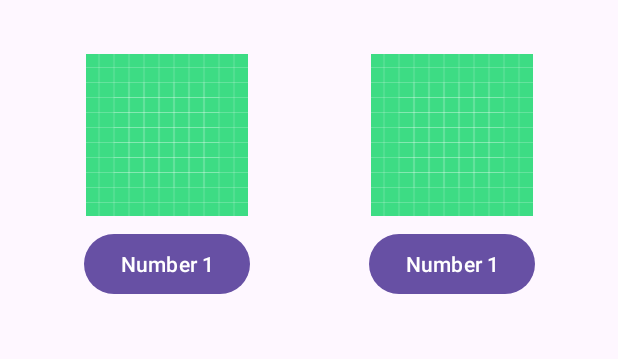
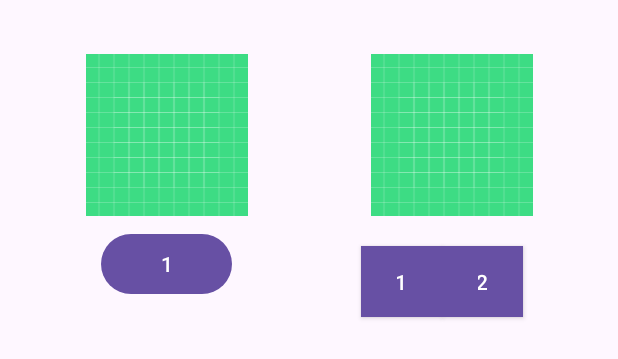
Before and after one commit to Boy-Brahmanda03/LearningApps, an Android app: the layout activity_main.xml on its own in the app's theme, with its tools: preview values and no code run, on a phone screen of 412 x 824 dp. Shown: the top 359 px of the screen. Run offline under Robolectric (Android 15) with nearby library versions, the phone set to English and light mode, and no system bars.

Commit message:
side branch in case need something here

```diff
--- a/app/src/main/AndroidManifest.xml
+++ b/app/src/main/AndroidManifest.xml
@@ -14,7 +14,8 @@
         tools:targetApi="31">
         <activity
             android:name=".ui.MainActivity"
-            android:exported="true">
+            android:exported="true"
+            android:screenOrientation="landscape">
             <intent-filter>
                 <action android:name="android.intent.action.MAIN" />
 
--- a/app/src/main/java/com/example/learningapps/ui/MainViewModel.kt
+++ b/app/src/main/java/com/example/learningapps/ui/MainViewModel.kt
@@ -12,4 +12,8 @@ class MainViewModel: ViewModel() {
     fun getNumber(dataNumber: DataNumber){
         _numberData.value = dataNumber
     }
+
+    fun setNumber(dataNumber: DataNumber){
+
+    }
 }
--- a/app/src/main/res/layout/activity_main.xml
+++ b/app/src/main/res/layout/activity_main.xml
@@ -40,14 +40,30 @@
         app:layout_constraintTop_toBottomOf="@+id/iv_first_number" />
 
     <Button
-        android:id="@+id/btn_number_2"
-        android:layout_width="wrap_content"
-        android:layout_height="wrap_content"
-        android:layout_marginTop="8dp"
+        android:id="@+id/btn_second_number_1"
+        style="@style/Widget.AppCompat.Button.Colored"
+        android:layout_width="54dp"
+        android:layout_height="47dp"
+        android:layout_marginTop="20dp"
+        android:background="@color/black"
         android:text="@string/number_1"
         app:layout_constraintEnd_toEndOf="@+id/iv_second_number"
+        app:layout_constraintHorizontal_bias="0.256"
         app:layout_constraintStart_toStartOf="@+id/iv_second_number"
         app:layout_constraintTop_toBottomOf="@+id/iv_second_number" />
 
+    <Button
+        android:id="@+id/btn_second_number_2"
+        style="@style/Widget.AppCompat.Button.Colored"
+        android:layout_width="54dp"
+        android:layout_height="47dp"
+        android:background="@color/black"
+        android:text="@string/number_2"
+        app:layout_constraintBottom_toBottomOf="@+id/btn_second_number_1"
+        app:layout_constraintEnd_toEndOf="@+id/iv_second_number"
+        app:layout_constraintHorizontal_bias="0.0"
+        app:layout_constraintStart_toEndOf="@+id/btn_second_number_1"
+        app:layout_constraintTop_toTopOf="@+id/btn_second_number_1" />
+
 
 </androidx.constraintlayout.widget.ConstraintLayout>
--- a/app/src/main/res/values/strings.xml
+++ b/app/src/main/res/values/strings.xml
@@ -2,7 +2,16 @@
     <string name="app_name">LearningApps</string>
     <string name="second_image_number">second_image_number</string>
     <string name="first_image_number">first_image_number</string>
-    <string name="number_1">Number 1</string>
+    <string name="number_1">1</string>
+    <string name="number_2">2</string>
+    <string name="number_3">3</string>
+    <string name="number_4">4</string>
+    <string name="number_5">5</string>
+    <string name="number_6">6</string>
+    <string name="number_7">7</string>
+    <string name="number_8">8</string>
+    <string name="number_9">9</string>
+
     <string name="positive">Positif</string>
     <string name="negative">Negatif</string>
 
```
Also changed, not shown: app/src/main/java/com/example/learningapps/ui/MainActivity.kt (+49 -1 lines).
